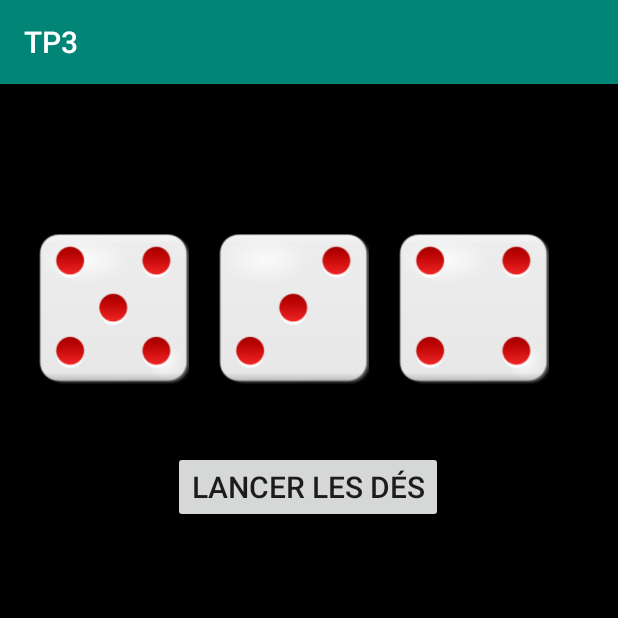
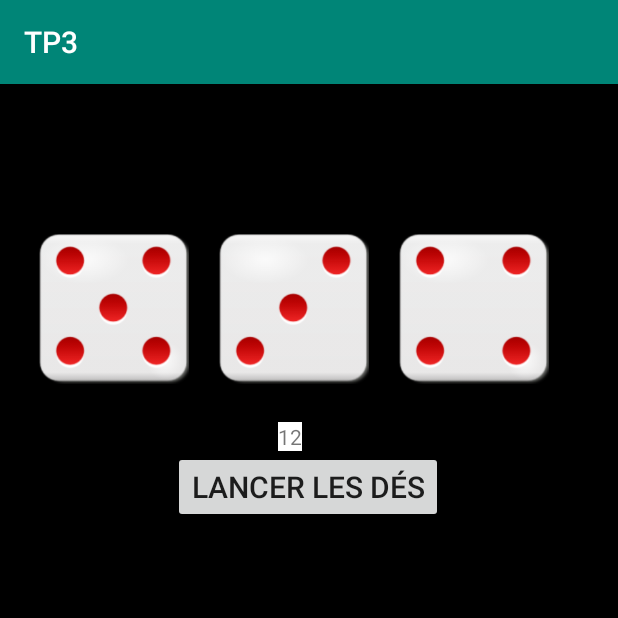
Before and after one commit to zimomar/D-, an Android app: the screen it shows after launch (MainActivity), after a tap on "LANCER LES DÉS", on a phone screen of 412 x 824 dp, the top half of it. Run offline under Robolectric (Android 15) with nearby library versions, the phone set to English and light mode, and no system bars.

Commit message:
affichage du resultat

```diff
--- a/app/src/main/java/com/androiddev/tp3/MainActivity.java
+++ b/app/src/main/java/com/androiddev/tp3/MainActivity.java
@@ -1,13 +1,13 @@
 package com.androiddev.tp3;
 
 import androidx.appcompat.app.AppCompatActivity;
-
 import android.media.AudioManager;
 import android.media.SoundPool;
 import android.os.Bundle;
 import android.view.View;
 import android.widget.Button;
 import android.widget.ImageView;
+import android.widget.TextView;
 
 import java.util.Random;
 
@@ -20,7 +20,7 @@ public class MainActivity extends AppCompatActivity {
     private ImageView de3;
     private Random rand = new Random();
     private int sound;
-
+    private TextView resultat;
 
     @Override
     protected void onCreate(Bundle savedInstanceState) {
@@ -31,6 +31,7 @@ public class MainActivity extends AppCompatActivity {
         de2 = (ImageView) findViewById(R.id.de2);
         de3 = (ImageView) findViewById(R.id.de3);
         lancer = (Button) findViewById(R.id.buttonMelange);
+        resultat = (TextView) findViewById(R.id.resultat);
 
         lancer.setOnClickListener(new View.OnClickListener() {
             @Override
@@ -70,7 +71,12 @@ public class MainActivity extends AppCompatActivity {
         de1.setImageResource(res1);
         de2.setImageResource(res2);
         de3.setImageResource(res3);
+
+        int res = value1+value2+value3;
+
+        resultat.setText(Integer.toString(res));
     }
+
     public void InitSon(){
         this.soundPool = new SoundPool(20, AudioManager.STREAM_MUSIC, 0);
         this.sound = soundPool.load("this.R.raw.shake_dice",1);
--- a/app/src/main/res/layout/activity_main.xml
+++ b/app/src/main/res/layout/activity_main.xml
@@ -44,6 +44,7 @@
 
 
         <TextView
+            android:id="@+id/resultat"
             android:layout_width="wrap_content"
             android:layout_height="wrap_content"
             android:background="@android:color/white"
```
